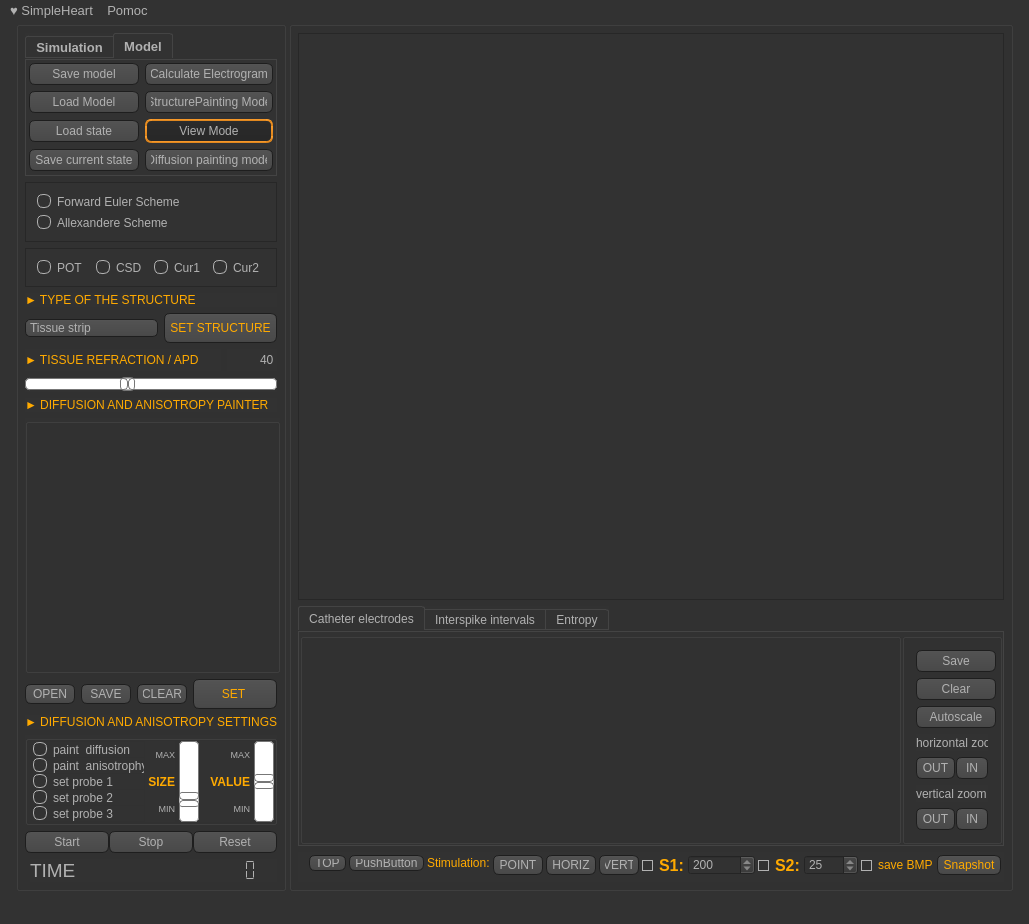
First picture: the form in simpleheart.ui, repository pmpod/SimpleHeart, before the edit.
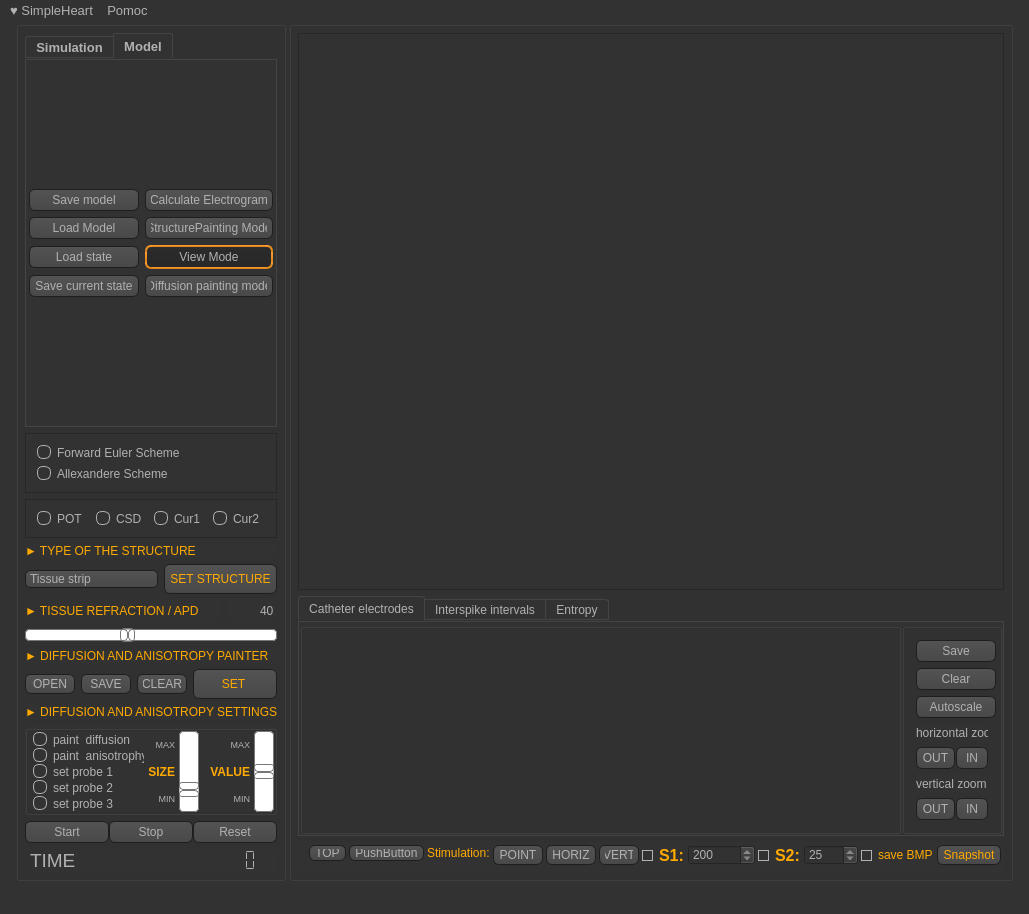
Second picture: the form after the edit. Icons and pictures are not drawn.

Commit message: Huge changes: +new Display mode by vertex arrays and vertex lists; structure reading enabled;

Diff of the .ui file:
```diff
--- a/simpleheart.ui
+++ b/simpleheart.ui
@@ -7,7 +7,7 @@
     <x>0</x>
     <y>0</y>
     <width>1029</width>
-    <height>904</height>
+    <height>914</height>
    </rect>
   </property>
   <property name="font">
@@ -1005,28 +1005,6 @@
          </property>
         </widget>
        </item>
-       <item>
-        <widget class="QGroupBox" name="displayDiffusion">
-         <property name="minimumSize">
-          <size>
-           <width>255</width>
-           <height>255</height>
-          </size>
-         </property>
-         <property name="maximumSize">
-          <size>
-           <width>255</width>
-           <height>255</height>
-          </size>
-         </property>
-         <property name="cursor">
-          <cursorShape>CrossCursor</cursorShape>
-         </property>
-         <property name="title">
-          <string/>
-         </property>
-        </widget>
-       </item>
        <item>
         <layout class="QHBoxLayout" name="horizontalLayout_13">
          <item>
```
The commit also changes 25 other files.
